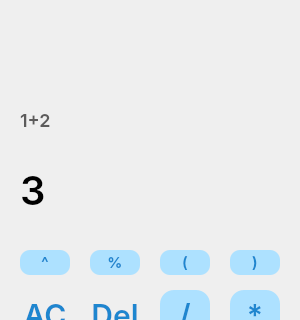
The window that Calculator_Qt.ui (Yusfgus/Calculator_Qt) describes before a commit, drawn with Qt 5; both pictures show x 0 to 300 and y 0 to 320 of the 300 by 600 pixel window.
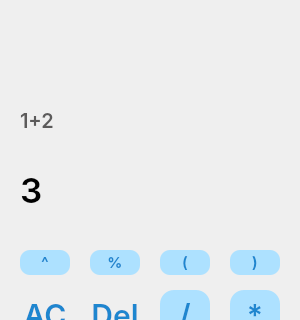
The same window after the commit.

```diff
--- a/Calculator_Qt.ui
+++ b/Calculator_Qt.ui
@@ -13,6 +13,17 @@
   <property name="windowTitle">
    <string>Calculator_Qt</string>
   </property>
+  <property name="styleSheet">
+   <string notr="true">QPushButton::hover {
+    background-color: #E1E1E1;
+}
+
+QPushButton:pressed {
+    background-color: #D2D2D2;
+}
+
+</string>
+  </property>
   <widget class="QWidget" name="centralWidget">
    <widget class="QPushButton" name="dot_btn">
     <property name="geometry">
@@ -615,7 +626,7 @@
     <property name="styleSheet">
      <string notr="true">color: #000;
 font-family: Inter;
-font-size: 40px;
+font-size: 35px;
 font-style: normal;
 font-weight: 500;
 line-height: normal;</string>
@@ -636,7 +647,7 @@
     <property name="styleSheet">
      <string notr="true">color: #5C5B5B;
 font-family: Inter;
-font-size: 18px;
+font-size: 20px;
 font-style: normal;
 font-weight: 500;
 line-height: normal;</string>
```
Left out of the diff: 48 changed lines with no effect on the pictures.
